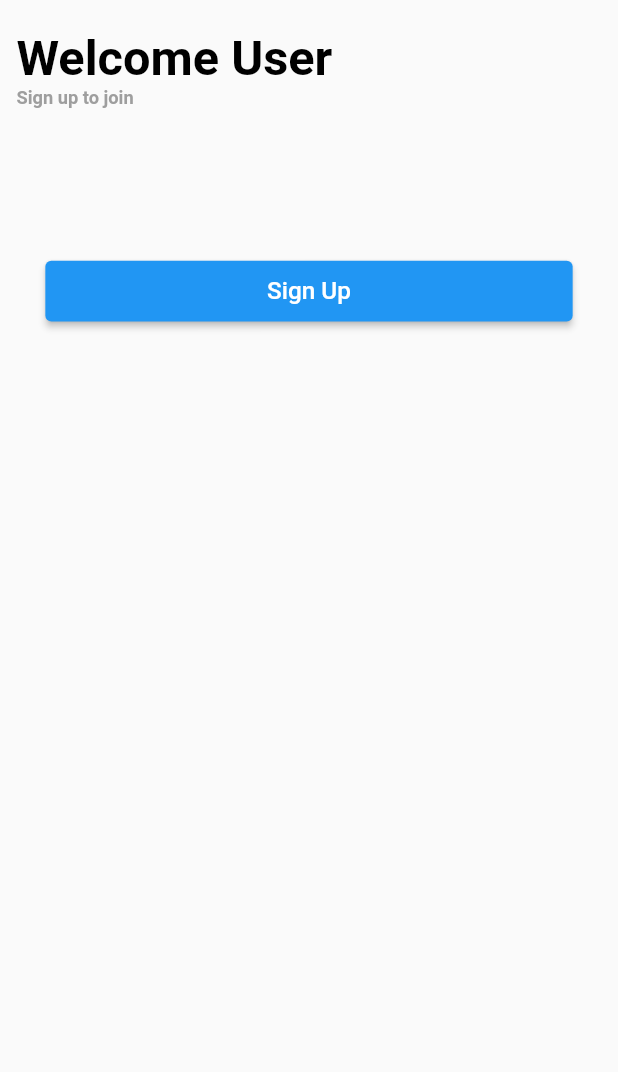
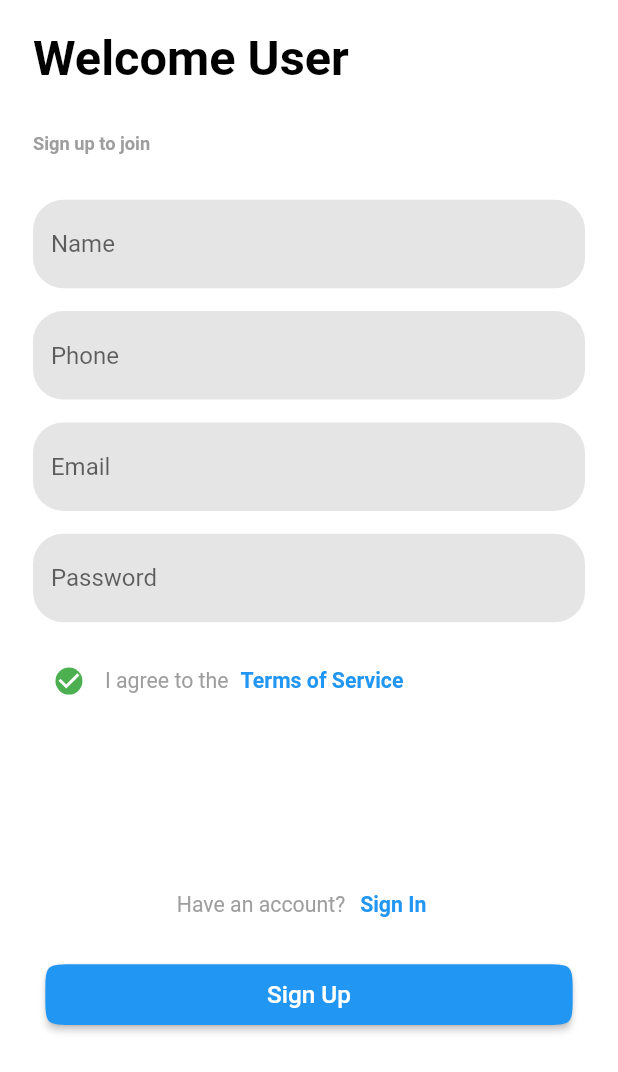
Before and after one commit to Ire-oluwa/authur, a Flutter app: the RegistrationScreen screen opened directly, on a phone screen of 412 x 824 dp. Shown: the top 1072 px of the screen. Run offline on Flutter 3.47's test engine with Material 2 defaults, Android fonts, the phone set to English and light mode, and no system bars; our stand-ins replace flutter_screenutil.

```diff
--- a/lib/model/elevated_button.dart
+++ b/lib/model/elevated_button.dart
@@ -1,4 +1,5 @@
 import 'package:flutter/material.dart';
+import 'package:flutter_screenutil/flutter_screenutil.dart';
 
 class CustomElevatedButton extends StatelessWidget {
   const CustomElevatedButton({
@@ -6,7 +7,8 @@ class CustomElevatedButton extends StatelessWidget {
     required this.height,
     required this.width,
     required this.child,
-    required this.colour, required this.click,
+    required this.colour,
+    required this.click,
   });
 
   final double height;
@@ -24,6 +26,9 @@ class CustomElevatedButton extends StatelessWidget {
         onPressed: () {},
         style: ElevatedButton.styleFrom(
           backgroundColor: colour,
+          shape: ContinuousRectangleBorder(
+            borderRadius: BorderRadius.circular(20.r),
+          ),
         ),
         child: child,
       ),
--- a/lib/utils/constants.dart
+++ b/lib/utils/constants.dart
@@ -1,7 +1,17 @@
 import 'package:flutter/material.dart';
 
+//colors
 const kBlue = Colors.blue;
 const kBlack = Colors.black;
 const kGrey = Colors.grey;
 const kBlueGrey = Colors.blueGrey;
 const kWhite = Colors.white;
+const kTransparent = Colors.transparent;
+const kGreen = Colors.green;
+
+//DISMISS KEYBOARD(the highest widget in the tree)
+Widget kUnfocus({child}) => GestureDetector(
+  behavior: HitTestBehavior.translucent,
+  onTap: () => FocusManager.instance.primaryFocus?.unfocus(),
+  child: child,
+);
--- a/lib/view/registration.dart
+++ b/lib/view/registration.dart
@@ -2,35 +2,89 @@ import 'package:flutter/material.dart';
 import 'package:flutter_screenutil/flutter_screenutil.dart';
 import 'package:untitled/model/elevated_button.dart';
 import 'package:untitled/utils/constants.dart';
+import 'package:untitled/view/login.dart';
 
 class RegistrationScreen extends StatelessWidget {
   const RegistrationScreen({super.key});
 
   @override
   Widget build(BuildContext context) {
-    return SafeArea(
+    return kUnfocus(
+      child: SafeArea(
         child: Scaffold(
+          backgroundColor: kWhite,
           body: SingleChildScrollView(
-          padding:
-               EdgeInsets.only(top: 20.h, left: 10.w, right: 10.w, bottom: 14.h),
+            padding: EdgeInsets.only(
+                top: 20.h, left: 20.w, right: 20.w, bottom: 14.h),
             child: Column(
-            // mainAxisAlignment: MainAxisAlignment.spaceBetween,
+              mainAxisAlignment: MainAxisAlignment.spaceBetween,
               crossAxisAlignment: CrossAxisAlignment.start,
               children: [
                 _buildText("Welcome User", 32.sp, FontWeight.bold, kBlack),
+                SizedBox(height: 30.h),
                 _buildText("Sign up to join", 12.sp, FontWeight.bold, kGrey),
-              SizedBox(height: 100.h,),
+                SizedBox(height: 30.h),
+                _buildName(),
+                SizedBox(height: 15.h),
+                _buildPhone(),
+                SizedBox(height: 15.h),
+                _buildEmail(),
+                SizedBox(height: 15.h),
+                _buildPassword(),
+                SizedBox(height: 15.h),
+                Row(
+                  children: [
+                    _buildCheckButton(),
+                    _buildText("I agree to the", 14.sp, FontWeight.w400, kGrey),
+                    TextButton(
+                      onPressed: () {},
+                      child: _buildText(
+                        "Terms of Service",
+                        14.sp,
+                        FontWeight.bold,
+                        kBlue,
+                      ),
+                    ),
+                  ],
+                ),
+                SizedBox(height: 100.h),
+                Row(
+                  mainAxisAlignment: MainAxisAlignment.center,
+                  children: [
+                    _buildText(
+                      "Have an account?",
+                      14.sp,
+                      FontWeight.w400,
+                      kGrey,
+                    ),
+
+                    TextButton(
+                      onPressed: () {
+                        Navigator.of(context).push(
+                          MaterialPageRoute(
+                            builder: (context) => const LoginScreen(),
+                          ),
+                        );
+                      },
+                      child:
+                          _buildText("Sign In", 14.sp, FontWeight.bold, kBlue),
+                    ),
+                  ],
+                ),
+                SizedBox(height: 15.h),
                 Align(
                   alignment: Alignment.center,
                   child: CustomElevatedButton(
                     height: 40.h,
                     width: 320.w,
                     colour: kBlue,
-                  click: (){},
-                  child: _buildText("Sign Up", 16.sp, FontWeight.w500, kWhite),
+                    click: () {},
+                    child:
+                        _buildText("Sign Up", 16.sp, FontWeight.w500, kWhite),
                   ),
                 ),
               ],
+            ),
           ),
         ),
       ),
@@ -47,4 +101,89 @@ class RegistrationScreen extends StatelessWidget {
       ),
     );
   }
+
+  Widget _buildName() {
+    return TextField(
+      cursorColor: kBlack,
+      decoration: InputDecoration(
+        filled: true,
+        fillColor: kBlack.withOpacity(0.1),
+        focusedBorder: OutlineInputBorder(
+          borderSide: const BorderSide(color: kBlack),
+          borderRadius: BorderRadius.circular(20.r),
+        ),
+        border: OutlineInputBorder(
+          borderSide: BorderSide.none,
+          borderRadius: BorderRadius.circular(20.r),
+        ),
+        hintText: "Name",
+      ),
+    );
   }
+
+  Widget _buildPhone() {
+    return TextField(
+      cursorColor: kBlack,
+      decoration: InputDecoration(
+        filled: true,
+        fillColor: kBlack.withOpacity(0.1),
+        focusedBorder: OutlineInputBorder(
+          borderSide: const BorderSide(color: kBlack),
+          borderRadius: BorderRadius.circular(20.r),
+        ),
+        border: OutlineInputBorder(
+          borderSide: BorderSide.none,
+          borderRadius: BorderRadius.circular(20.r),
+        ),
+        hintText: "Phone",
+      ),
+    );
+  }
+
+  Widget _buildEmail() {
+    return TextField(
+      cursorColor: kBlack,
+      decoration: InputDecoration(
+          filled: true,
+          fillColor: kBlack.withOpacity(0.1),
+          focusedBorder: OutlineInputBorder(
+            borderSide: const BorderSide(color: kBlack),
+            borderRadius: BorderRadius.circular(20.r),
+          ),
+          border: OutlineInputBorder(
+            borderSide: BorderSide.none,
+            borderRadius: BorderRadius.circular(20.r),
+          ),
+          hintText: "Email"),
+    );
+  }
+
+  Widget _buildPassword() {
+    return TextField(
+      cursorColor: kBlack,
+      decoration: InputDecoration(
+        filled: true,
+        fillColor: kBlack.withOpacity(0.1),
+        focusedBorder: OutlineInputBorder(
+          borderSide: const BorderSide(color: kBlack),
+          borderRadius: BorderRadius.circular(20.r),
+        ),
+        border: OutlineInputBorder(
+          borderSide: BorderSide.none,
+          borderRadius: BorderRadius.circular(20.r),
+        ),
+        hintText: "Password",
+      ),
+    );
+  }
+
+  Widget _buildCheckButton() {
+    return Checkbox(
+      value: true,
+      onChanged: (value) {},
+      shape: const CircleBorder(side: BorderSide()),
+      activeColor: kGreen,
+      checkColor: kWhite,
+    );
+  }
+}
```
Also changed, not shown: lib/model/custom_text.dart (added, +27 -0 lines), lib/view/login.dart (added, +135 -0 lines). Lines whose indentation alone changed are shown as unchanged.
